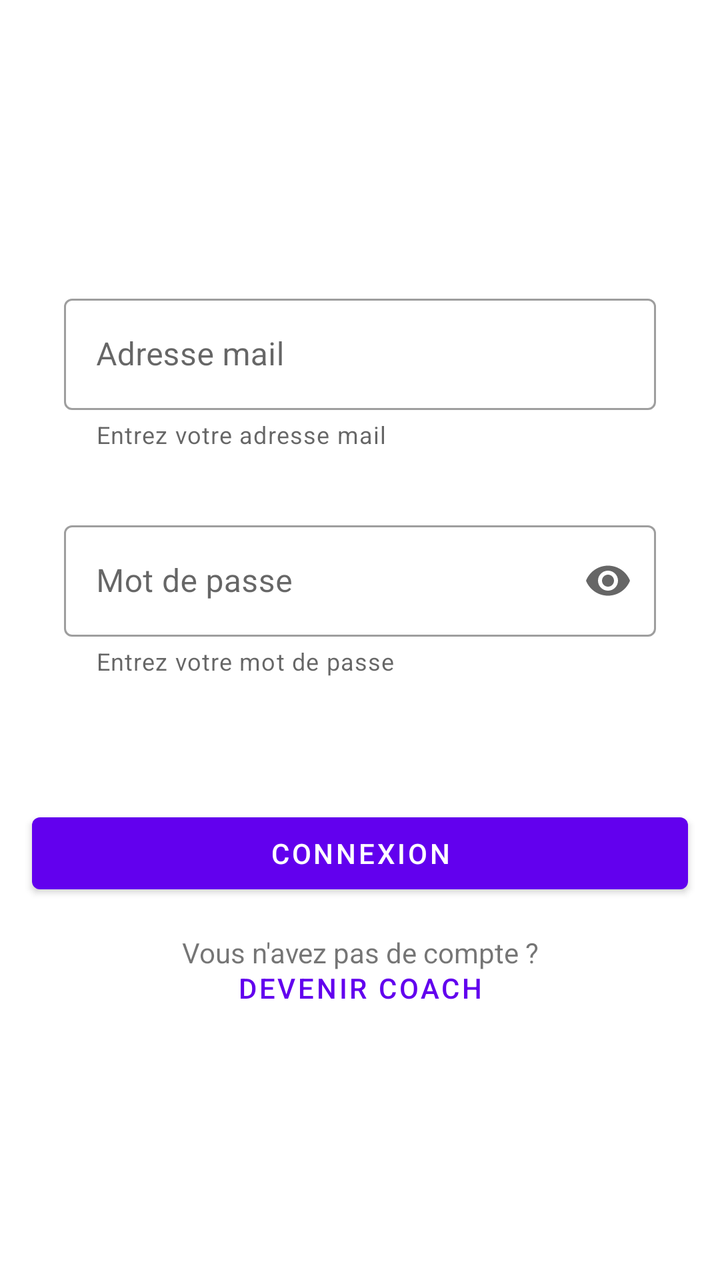
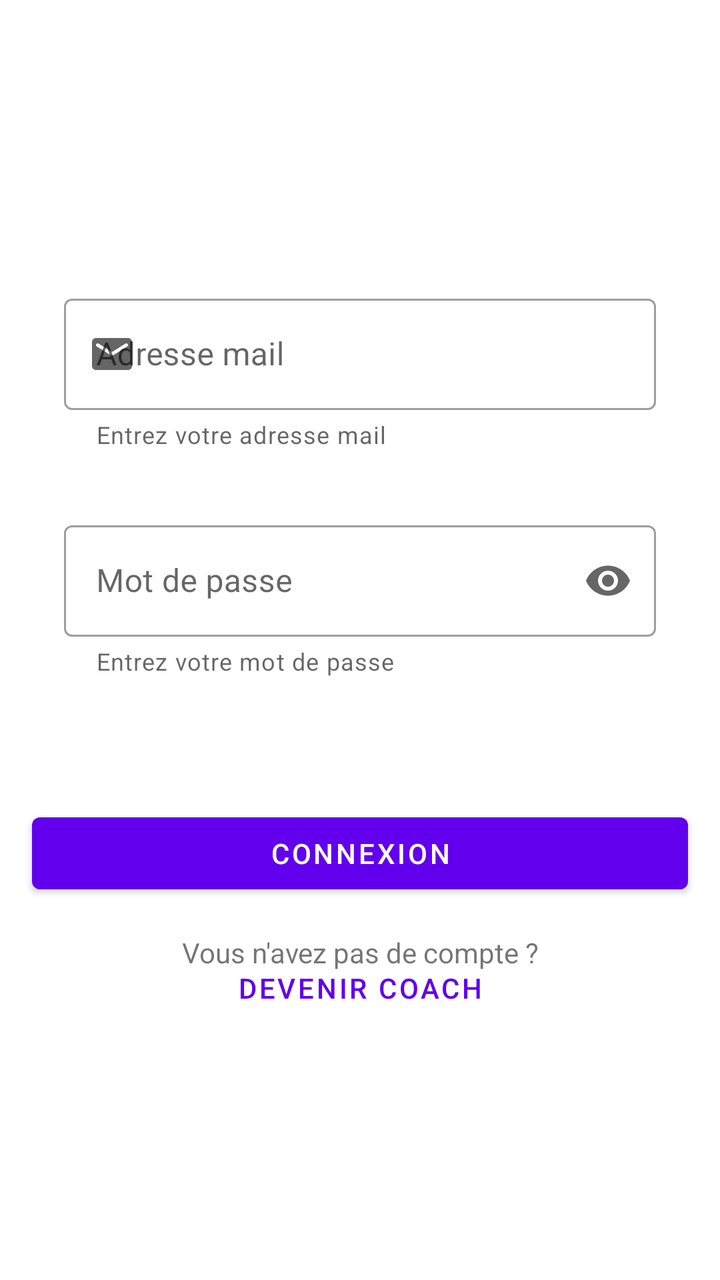

Before-and-after screenshots of an Android layout around one commit, followed by the original layout XML and the change that was made.
<!-- AndroidManifest.xml: application theme AppTheme -->
<!-- res/layout/fragment_login.xml -->
<?xml version="1.0" encoding="utf-8"?>
<ScrollView xmlns:android="http://schemas.android.com/apk/res/android"
    xmlns:app="http://schemas.android.com/apk/res-auto"
    xmlns:tools="http://schemas.android.com/tools"
    android:layout_width="match_parent"
    android:layout_height="match_parent"
    android:clickable="true"
    android:focusable="true"
    android:focusableInTouchMode="true">

    <LinearLayout
        android:layout_width="match_parent"
        android:layout_height="wrap_content"
        android:orientation="vertical"
        tools:context=".fragments.maps.LoginFragment">

        <ProgressBar
            android:id="@+id/loginProgressBar"
            style="?android:attr/progressBarStyleHorizontal"
            android:layout_width="match_parent"
            android:layout_height="wrap_content"
            android:layout_marginTop="0dp"
            android:indeterminate="true"
            android:indeterminateBehavior="cycle"
            android:indeterminateTint="@color/colorPrimary"
            android:visibility="invisible" />

        <com.google.android.material.textfield.TextInputLayout
            android:id="@+id/login_email_layout"
            style="@style/Widget.MaterialComponents.TextInputLayout.OutlinedBox"
            android:layout_width="match_parent"
            android:layout_height="wrap_content"
            android:layout_marginStart="32dp"
            android:layout_marginTop="128dp"
            android:layout_marginEnd="32dp"
            android:hint="@string/input_mail_hint"
            android:transitionName="@string/email_trans"
            app:helperText="@string/input_mail_helper">

            <com.google.android.material.textfield.TextInputEditText
                android:id="@+id/login_email_input"
                android:layout_width="match_parent"
                android:layout_height="wrap_content"
                android:inputType="textEmailAddress" />

        </com.google.android.material.textfield.TextInputLayout>

        <com.google.android.material.textfield.TextInputLayout
            android:id="@+id/login_password_layout"
            style="@style/Widget.MaterialComponents.TextInputLayout.OutlinedBox"
            android:layout_width="match_parent"
            android:layout_height="wrap_content"
            android:layout_marginStart="32dp"
            android:layout_marginTop="32dp"
            android:layout_marginEnd="32dp"
            android:hint="@string/input_password_hint"
            android:transitionName="@string/password_trans"
            app:endIconMode="password_toggle"
            app:helperText="@string/input_mdp_helper_login">

            <com.google.android.material.textfield.TextInputEditText
                android:id="@+id/login_password_input"
                android:layout_width="match_parent"
                android:layout_height="wrap_content"
                android:inputType="textPassword" />

        </com.google.android.material.textfield.TextInputLayout>

        <com.google.android.material.button.MaterialButton
            android:id="@+id/login_button"
            android:layout_width="match_parent"
            android:layout_height="wrap_content"
            android:layout_marginStart="16dp"
            android:layout_marginTop="64dp"
            android:layout_marginEnd="16dp"
            android:text="@string/login_coach"
            android:transitionName="@string/button_trans"
            tools:ignore="OnClick" />

        <com.google.android.material.textview.MaterialTextView
            android:id="@+id/registerText"
            android:layout_width="match_parent"
            android:layout_height="wrap_content"
            android:layout_marginStart="64dp"
            android:layout_marginTop="16dp"
            android:layout_marginEnd="64dp"
            android:text="@string/no_account_string"
            android:textAlignment="center" />

        <TextView
            android:id="@+id/loginRegister"
            style="@style/Widget.MaterialComponents.Button.TextButton"
            android:layout_width="match_parent"
            android:layout_height="wrap_content"
            android:layout_marginStart="64dp"
            android:layout_marginTop="-16dp"
            android:layout_marginEnd="64dp"
            android:text="@string/become_coach" />

    </LinearLayout>

</ScrollView>
<!-- resources referenced by this layout -->
<resources>
  <color name="colorPrimary">#6200EE</color>
  <string name="become_coach">Devenir Coach</string>
  <string name="button_trans" translatable="false">button_transition</string>
  <string name="email_trans" translatable="false">email_transition_field</string>
  <string name="input_mail_helper">Entrez votre adresse mail</string>
  <string name="input_mail_hint">Adresse mail</string>
  <string name="input_mdp_helper_login">Entrez votre mot de passe</string>
  <string name="input_password_hint">Mot de passe</string>
  <string name="login_coach">Connexion</string>
  <string name="no_account_string">Vous n\'avez pas de compte ?</string>
  <string name="password_trans" translatable="false">password_transition_field</string>
  <style name="AppTheme" parent="Theme.MaterialComponents.Light.DarkActionBar">
          
          <item name="colorPrimary">@color/colorPrimary</item>
          <item name="colorPrimaryDark">@color/colorPrimaryDark</item>
          <item name="colorAccent">@color/colorAccent</item>
      </style>
  <color name="colorPrimaryDark">#3700B3</color>
  <color name="colorAccent">#03DAC5</color>
</resources>

<!-- the commit's change to res/layout/fragment_login.xml (unified diff, before → after) -->
@@ -4,9 +4,7 @@
     xmlns:tools="http://schemas.android.com/tools"
     android:layout_width="match_parent"
     android:layout_height="match_parent"
-    android:clickable="true"
-    android:focusable="true"
-    android:focusableInTouchMode="true">
+    android:layout_marginTop="?android:attr/actionBarSize">
 
     <LinearLayout
         android:layout_width="match_parent"
@@ -30,6 +28,7 @@
             style="@style/Widget.MaterialComponents.TextInputLayout.OutlinedBox"
             android:layout_width="match_parent"
             android:layout_height="wrap_content"
+            app:startIconDrawable="@drawable/ic_email"
             android:layout_marginStart="32dp"
             android:layout_marginTop="128dp"
             android:layout_marginEnd="32dp"
@@ -74,8 +73,7 @@
             android:layout_marginTop="64dp"
             android:layout_marginEnd="16dp"
             android:text="@string/login_coach"
-            android:transitionName="@string/button_trans"
-            tools:ignore="OnClick" />
+            android:transitionName="@string/button_trans" />
 
         <com.google.android.material.textview.MaterialTextView
             android:id="@+id/registerText"
<!-- resource entries referenced after the edit -->
@@ -1,6 +1,17 @@
 <!-- resources referenced by this layout -->
 <resources>
   <color name="colorPrimary">#6200EE</color>
+  <!-- drawable ic_email (drawable) -->
+  <vector xmlns:android="http://schemas.android.com/apk/res/android"
+      android:width="24dp"
+      android:height="24dp"
+      android:tint="#737373"
+      android:viewportWidth="24"
+      android:viewportHeight="24">
+      <path
+          android:fillColor="@android:color/white"
+          android:pathData="M20,4L4,4c-1.1,0 -1.99,0.9 -1.99,2L2,18c0,1.1 0.9,2 2,2h16c1.1,0 2,-0.9 2,-2L22,6c0,-1.1 -0.9,-2 -2,-2zM19.6,8.25l-7.07,4.42c-0.32,0.2 -0.74,0.2 -1.06,0L4.4,8.25c-0.25,-0.16 -0.4,-0.43 -0.4,-0.72 0,-0.67 0.73,-1.07 1.3,-0.72L12,11l6.7,-4.19c0.57,-0.35 1.3,0.05 1.3,0.72 0,0.29 -0.15,0.56 -0.4,0.72z" />
+  </vector>
   <string name="become_coach">Devenir Coach</string>
   <string name="button_trans" translatable="false">button_transition</string>
   <string name="email_trans" translatable="false">email_transition_field</string>
@@ -16,6 +27,9 @@
           <item name="colorPrimary">@color/colorPrimary</item>
           <item name="colorPrimaryDark">@color/colorPrimaryDark</item>
           <item name="colorAccent">@color/colorAccent</item>
+          <item name="android:windowActionBarOverlay">true</item>
+          
+          <item name="windowActionBarOverlay">true</item>
       </style>
   <color name="colorPrimaryDark">#3700B3</color>
   <color name="colorAccent">#03DAC5</color>
